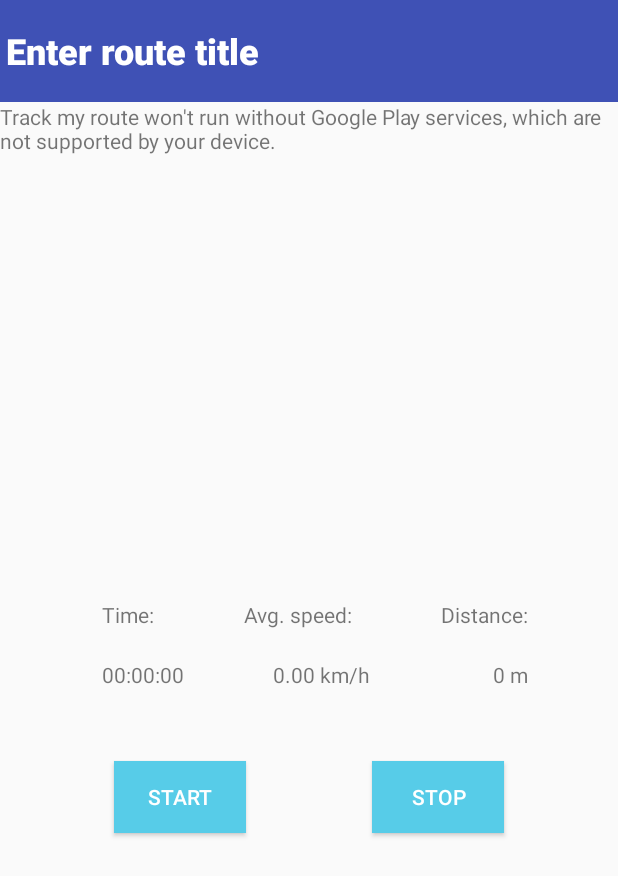
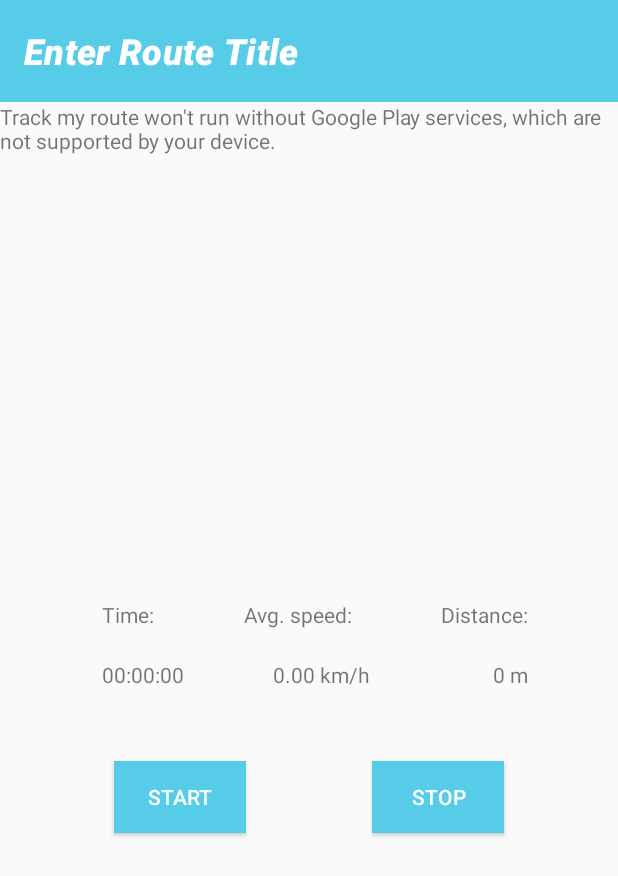
Before and after one commit to danijelLoc/Track-my-route-Android, an Android app: the NewRouteActivity screen opened directly, with no data from a screen before it, on a phone screen of 412 x 824 dp. Shown: the top 876 px of the screen. Run offline under Robolectric (Android 15) with nearby library versions, the phone set to English and light mode, and no system bars; libraries missing offline, so code that uses them is left out: com.google.maps.android, com.google.maps.model.

Commit message:
minor Remove button change and color change, log out button position TODO

```diff
--- a/app/src/main/res/layout/activity_newroute.xml
+++ b/app/src/main/res/layout/activity_newroute.xml
@@ -138,18 +138,21 @@
 
     <EditText
         android:id="@+id/editTextRouteName"
-        android:layout_width="408dp"
+        style="@style/Widget.MaterialComponents.AutoCompleteTextView.OutlinedBox.Dense"
+        android:layout_width="0dp"
         android:layout_height="68dp"
-        android:layout_marginStart="5dp"
-        android:background="#3F51B5"
-        android:backgroundTint="#3F51B5"
+        android:background="#57CCE8"
+        android:backgroundTint="#57CCE8"
+        android:cursorVisible="true"
         android:ems="10"
         android:fontFamily="sans-serif-black"
-        android:hint="Enter route title"
+        android:hint="Enter Route Title"
         android:inputType="textPersonName"
         android:textColor="#FFFFFF"
         android:textColorHint="#FFFFFF"
         android:textSize="24sp"
+        android:textStyle="italic"
+        android:typeface="normal"
         app:layout_constraintEnd_toEndOf="parent"
         app:layout_constraintHorizontal_bias="1.0"
         app:layout_constraintStart_toStartOf="parent"
--- a/app/src/main/res/layout/route_list_element.xml
+++ b/app/src/main/res/layout/route_list_element.xml
@@ -41,9 +41,11 @@
             android:layout_width="wrap_content"
             android:layout_height="wrap_content"
             android:layout_marginTop="32dp"
+            android:adjustViewBounds="false"
+            android:background="#00FFFFFF"
             app:layout_constraintEnd_toEndOf="@id/routeDateTextView"
             app:layout_constraintTop_toTopOf="parent"
-                app:srcCompat="@android:drawable/btn_dialog" />
+            app:srcCompat="@android:drawable/ic_delete" />
 
     </androidx.constraintlayout.widget.ConstraintLayout>
 
```
Also changed, not shown: app/src/main/res/layout/activity_route_list.xml (+16 -11 lines). Lines whose indentation alone changed are shown as unchanged.
